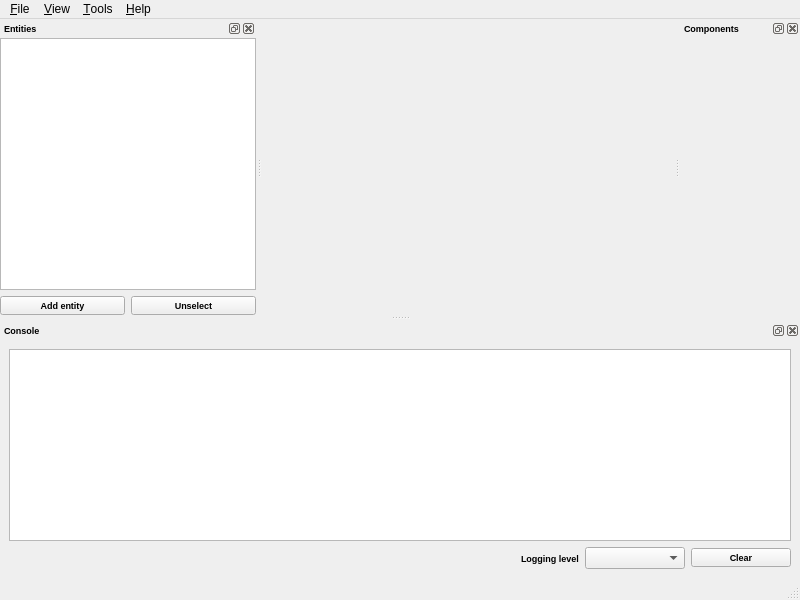
Above: interface/RaZor.ui from Razakhel/RaZor before the change. Below: the same form after it.
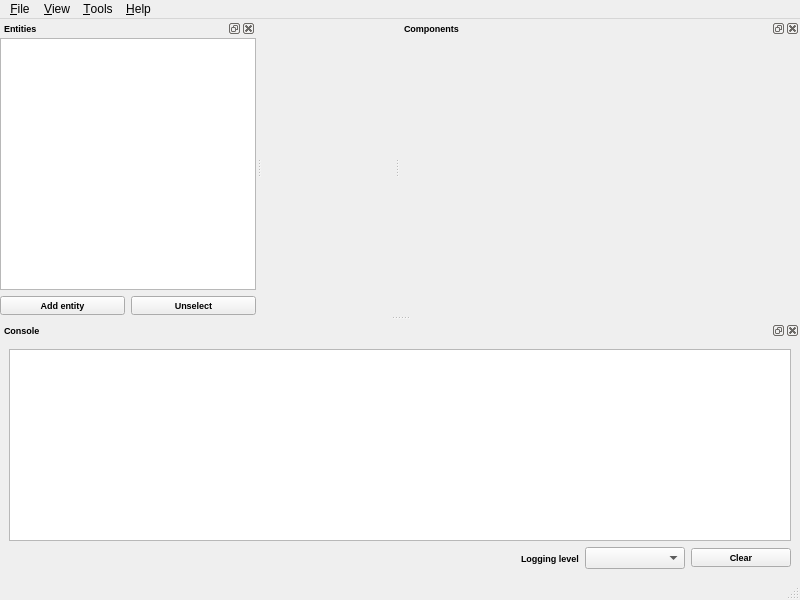
That is the form after the change. Custom widgets are drawn as their Qt base class.

Commit message:
[RaZor] Components are now inside a scroll area
- This allows a long list of components to be scrolled through
  - Prior to this, the window was forever growing vertically, even going out of the screen

- The components panel isn't resized horizontally when necessary anymore
  - It now has a fixed size which will may need to be changed

```diff
--- a/interface/RaZor.ui
+++ b/interface/RaZor.ui
@@ -141,22 +141,10 @@
    </widget>
   </widget>
   <widget class="QDockWidget" name="componentsPanel">
-   <property name="sizePolicy">
-    <sizepolicy hsizetype="Preferred" vsizetype="Preferred">
-     <horstretch>0</horstretch>
-     <verstretch>0</verstretch>
-    </sizepolicy>
-   </property>
    <property name="minimumSize">
     <size>
-     <width>120</width>
-     <height>232</height>
-    </size>
-   </property>
-   <property name="maximumSize">
-    <size>
-     <width>524287</width>
-     <height>524287</height>
+     <width>400</width>
+     <height>0</height>
     </size>
    </property>
    <property name="font">
@@ -178,13 +166,17 @@
    <attribute name="dockWidgetArea">
     <number>2</number>
    </attribute>
+   <widget class="QScrollArea" name="componentsArea">
+    <property name="frameShape">
+     <enum>QFrame::NoFrame</enum>
+    </property>
+    <property name="horizontalScrollBarPolicy">
+     <enum>Qt::ScrollBarAlwaysOff</enum>
+    </property>
+    <property name="widgetResizable">
+     <bool>true</bool>
+    </property>
    <widget class="QWidget" name="componentsWidget">
-    <property name="sizePolicy">
-     <sizepolicy hsizetype="Preferred" vsizetype="Preferred">
-      <horstretch>0</horstretch>
-      <verstretch>0</verstretch>
-     </sizepolicy>
-    </property>
     <layout class="QVBoxLayout" name="componentsLayout">
      <property name="leftMargin">
       <number>0</number>
@@ -199,6 +191,7 @@
       <number>0</number>
      </property>
     </layout>
+    </widget>
    </widget>
   </widget>
   <widget class="QDockWidget" name="consolePanel">
```
Lines whose indentation alone changed are shown as unchanged. The commit also changes 2 other files.
